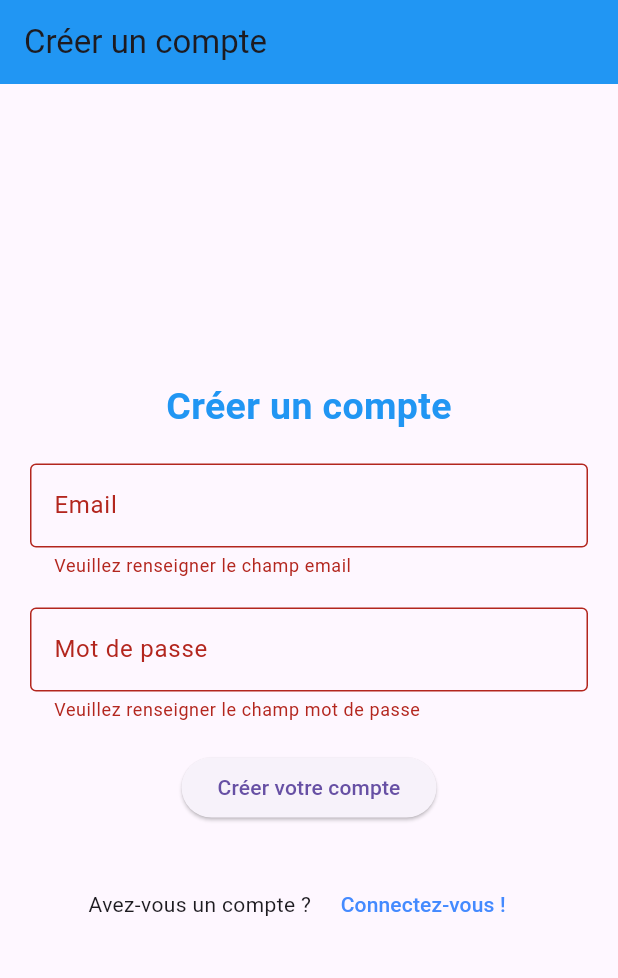
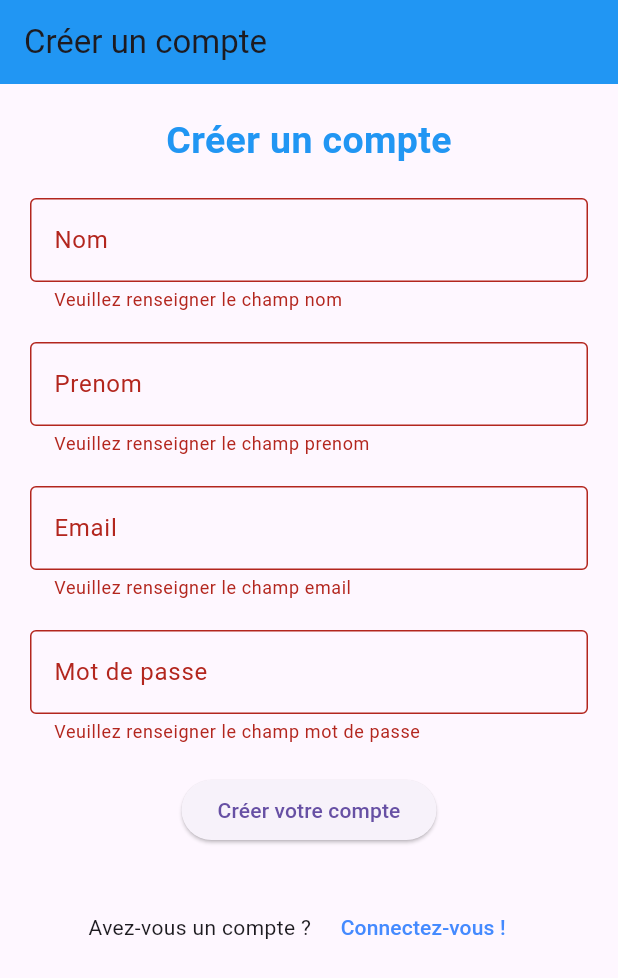
Before and after one commit to webwatson92/flutter_firebase_auth, a Flutter app: the screen it shows after launch, after a tap on "Créer votre compte", on a phone screen of 412 x 824 dp. Shown: the top 978 px of the screen. Run offline on Flutter 3.47's test engine with Material 3 defaults, Android fonts, the phone set to English and light mode, and no system bars; our stand-ins replace firebase_auth, firebase_core; accounts and stored records are empty.

Commit message:
Ajout de la recupération du nom et prénom à la l'inscription pour les affichés sur la page d'accueil

```diff
--- a/lib/screens/HomePage.dart
+++ b/lib/screens/HomePage.dart
@@ -1,4 +1,5 @@
 import 'package:auth/screens/LoginScreen.dart';
+import 'package:auth/utils/Fonction.dart';
 import 'package:firebase_auth/firebase_auth.dart';
 import 'package:flutter/material.dart';
 
@@ -15,6 +16,8 @@ class _HomePageState extends State<HomePage> {
   @override
   Widget build(BuildContext context) {
     String? _email = _auth.currentUser!.email;
+    User? user =  _auth.currentUser;
+    String nomPrenom = user?.displayName ?? '';
 
     return Scaffold(
       appBar: AppBar(
@@ -27,7 +30,8 @@ class _HomePageState extends State<HomePage> {
           child: Column(
             mainAxisAlignment: MainAxisAlignment.center,
             children: [
-              Text("Vous êtes connecté avec : $_email"),
+              Text("Bienvenue M/Mlle $nomPrenom"),
+              Text("M. Vous êtes connecté avec : $_email"),
               ElevatedButton(
                   onPressed: (){
                     _auth.signOut();
--- a/lib/screens/SignUpScreen.dart
+++ b/lib/screens/SignUpScreen.dart
@@ -1,3 +1,4 @@
+import 'package:auth/screens/HomePage.dart';
 import 'package:auth/screens/LoginScreen.dart';
 import 'package:flutter/material.dart';
 import 'package:firebase_auth/firebase_auth.dart';
@@ -14,21 +15,29 @@ class _SignUpScreenState extends State<SignUpScreen> {
 
   final FirebaseAuth _auth = FirebaseAuth.instance;
   final GlobalKey<FormState> _formKey = GlobalKey<FormState>();
+  late TextEditingController _nomController;
+  late TextEditingController _prenomController;
   late TextEditingController _emailController;
   late TextEditingController _passController = TextEditingController();
 
+  String _nom = "";
+  String _prenom = "";
   String _email = "";
   String _password = "";
 
   @override
   void initState() {
     super.initState();
+    _nomController = TextEditingController();
+    _prenomController = TextEditingController();
     _emailController = TextEditingController();
     _passController = TextEditingController();
   }
 
   @override
   void dispose() {
+    _nomController.dispose();
+    _prenomController.dispose();
     _emailController.dispose();
     _passController.dispose();
     super.dispose();
@@ -40,10 +49,12 @@ class _SignUpScreenState extends State<SignUpScreen> {
         email: _email,
         password: _password
       );
-
+      await userCredential.user!.updateProfile(displayName: '$_nom $_prenom');
       print('Inscription effetuée: ${userCredential.user!.email}');
+      Navigator.push(context,
+        MaterialPageRoute(builder: (context) =>  HomePage())
+      );
     } catch (e) {
-      print("==email=="+_email + "===pass=== "+ _password);
       print("Une erreur est survenue lors de l'inscription : $e");
     }
   }
@@ -55,7 +66,8 @@ class _SignUpScreenState extends State<SignUpScreen> {
         title: Text('Créer un compte'),
         backgroundColor: Colors.blue,
       ),
-      body: Center(
+      body: SingleChildScrollView(
+        child: Center(
           child: Padding(
             padding: EdgeInsets.all(20),
             child: Form(
@@ -68,6 +80,46 @@ class _SignUpScreenState extends State<SignUpScreen> {
                     fontWeight: FontWeight.bold,
                     color: Colors.blue
                   ),),
+                  SizedBox(height: 20,),
+                  TextFormField(
+                    controller: _nomController,
+                    decoration: InputDecoration(
+                      border: OutlineInputBorder(),
+                      labelText: "Nom",
+                    ),
+                    validator: (value) {
+                      print(value);
+                      if (value == null || value.isEmpty) {
+                        return "Veuillez renseigner le champ nom";
+                      }
+                      return null;
+                    },
+                    onChanged: (value){
+                      setState(() {
+                        _nom = value;
+                      });
+                    },
+                  ),
+                  SizedBox(height: 20,),
+                  TextFormField(
+                    controller: _prenomController,
+                    decoration: InputDecoration(
+                      border: OutlineInputBorder(),
+                      labelText: "Prenom",
+                    ),
+                    validator: (value) {
+                      print(value);
+                      if (value == null || value.isEmpty) {
+                        return "Veuillez renseigner le champ prenom";
+                      }
+                      return null;
+                    },
+                    onChanged: (value){
+                      setState(() {
+                        _prenom = value;
+                      });
+                    },
+                  ),
                   SizedBox(height: 20,),
                   TextFormField(
                     controller: _emailController,
@@ -141,6 +193,7 @@ class _SignUpScreenState extends State<SignUpScreen> {
             ),
           ),
         ),
+      ),
     );
   }
 }
```
Also changed, not shown: lib/screens/LoginScreen.dart (+18 -1 lines), lib/utils/Fonction.dart (added, +11 -0 lines). Lines whose indentation alone changed are shown as unchanged.
